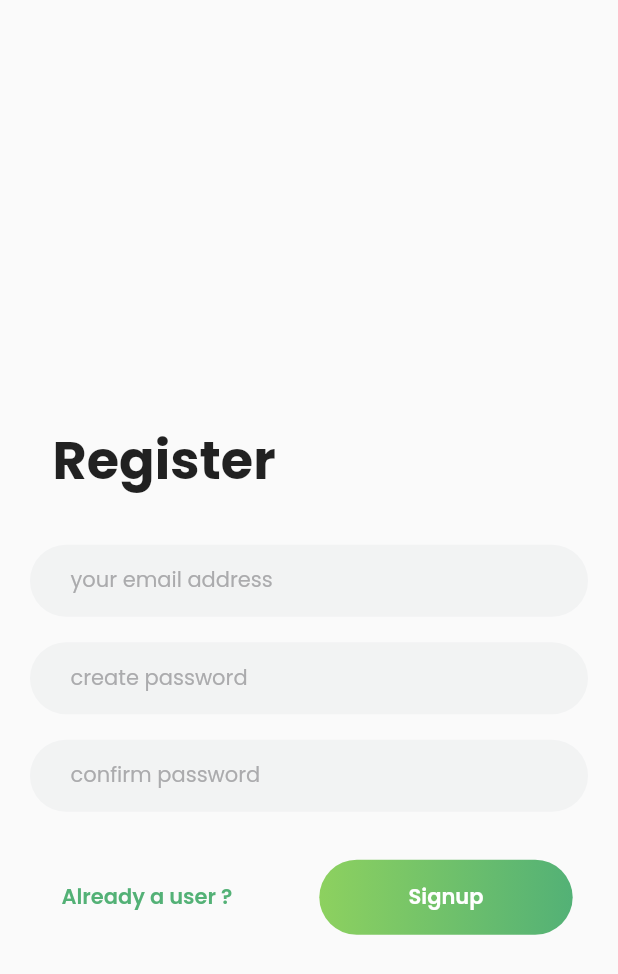
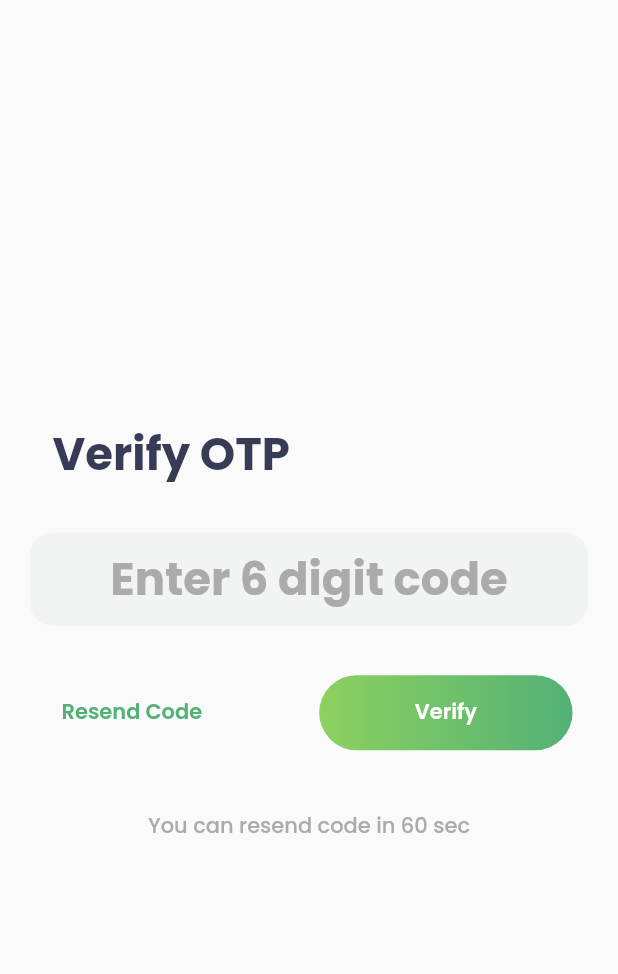
Before and after one commit to Tarunvegi-dev/OneTime, a Flutter app: the RegisterScreen screen opened by its route, after a tap on "Already a user ?", after a tap on "Create account", after a tap on "Signup", on a phone screen of 412 x 824 dp. Shown: the top 974 px of the screen. Run offline on Flutter 3.47's test engine with Material 2 defaults, Android fonts, the phone set to English and light mode, and no system bars; our stand-ins replace google_fonts, hexcolor, page_transition.

Commit message:
upto otpverification

```diff
--- a/lib/main.dart
+++ b/lib/main.dart
@@ -1,4 +1,5 @@
 import 'package:flutter/material.dart';
+import 'package:onetime/screens/otpVerificationScreen/otp_verification_screen.dart';
 import './screens/screens.dart';
 
 void main() {
@@ -15,7 +16,8 @@ class MyApp extends StatelessWidget {
       home: const Introscreen(),
       routes: {
         RegisterScreen.routeName: (context) => const RegisterScreen(),
-        LoginScreen.routeName: (context) => const LoginScreen()
+        LoginScreen.routeName: (context) => const LoginScreen(),
+        OtpVerificationScreen.routeName: (context) => const OtpVerificationScreen()
       },
     );
   }
--- a/lib/screens/loginScreen/login_screen.dart
+++ b/lib/screens/loginScreen/login_screen.dart
@@ -28,6 +28,7 @@ class LoginScreen extends StatelessWidget {
                 style: GoogleFonts.poppins(
                   fontSize: 35,
                   fontWeight: FontWeight.bold,
+                  color: HexColor('373B55')
                 ),
               ),
             ),
--- /dev/null
+++ b/lib/screens/otpVerificationScreen/otp_verification_screen.dart
@@ -0,0 +1,143 @@
+import 'package:flutter/cupertino.dart';
+import 'package:flutter/material.dart';
+import 'package:google_fonts/google_fonts.dart';
+import 'package:hexcolor/hexcolor.dart';
+
+class OtpVerificationScreen extends StatelessWidget {
+  const OtpVerificationScreen({Key? key}) : super(key: key);
+
+  static const routeName = '/otpVerification';
+
+  @override
+  Widget build(BuildContext context) {
+    return Scaffold(
+        resizeToAvoidBottomInset: false,
+        body: Column(
+          crossAxisAlignment: CrossAxisAlignment.stretch,
+          children: [
+            SizedBox(
+              height: MediaQuery.of(context).size.height * 34 / 100,
+            ),
+            Container(
+              margin: const EdgeInsets.only(left: 35),
+              child: Text(
+                'Verify OTP',
+                style: GoogleFonts.poppins(
+                  fontSize: 30,
+                  fontWeight: FontWeight.bold,
+                  color: HexColor('373B55')
+                ),
+              ),
+            ),
+            const SizedBox(
+              height: 30,
+            ),
+            Container(
+              margin: const EdgeInsets.only(
+                left: 20,
+                right: 20,
+              ),
+              height: 65,
+              child: TextField(
+                cursorColor: HexColor('373B55'),
+                textAlign: TextAlign.center,
+                style: GoogleFonts.poppins(
+                  color: HexColor('373B55'),
+                  fontSize: 22,
+                  fontWeight: FontWeight.bold,
+                ),
+                decoration: InputDecoration(
+                  hintText: "Enter 6 digit code",
+                  hintStyle: GoogleFonts.poppins(
+                    color: const Color.fromARGB(255, 171, 171, 173),
+                    fontSize: 30,
+                    fontWeight: FontWeight.bold,
+                  ),
+                  enabledBorder: OutlineInputBorder(
+                    borderSide: const BorderSide(
+                      color: Color(0x00000000),
+                      width: 1,
+                    ),
+                    borderRadius: BorderRadius.circular(15),
+                  ),
+                  focusedBorder: OutlineInputBorder(
+                    borderSide: const BorderSide(
+                      color: Color(0x00000000),
+                      width: 1,
+                    ),
+                    borderRadius: BorderRadius.circular(15),
+                  ),
+                  filled: true,
+                  fillColor: const Color.fromARGB(63, 217, 220, 223),
+                  contentPadding: const EdgeInsets.only(
+                    top: 17,
+                  ),
+                ),
+              ),
+            ),
+            const SizedBox(
+              height: 30,
+            ),
+            Container(
+              margin: const EdgeInsets.only(
+                left: 33,
+              ),
+              child: Row(
+                children: [
+                  TextButton(
+                    onPressed: () {},
+                    child: Text(
+                      'Resend Code',
+                      style: GoogleFonts.poppins(
+                        color: HexColor('53B176'),
+                        fontWeight: FontWeight.w600,
+                        fontSize: 14,
+                      ),
+                    ),
+                  ),
+                  const SizedBox(
+                    width: 70,
+                  ),
+                  Container(
+                    width: MediaQuery.of(context).size.width * 41 / 100,
+                    height: 50,
+                    decoration: BoxDecoration(
+                      borderRadius: BorderRadius.circular(50),
+                      gradient: const LinearGradient(
+                        colors: [
+                          Color.fromARGB(255, 141, 209, 95),
+                          Color.fromARGB(255, 83, 177, 118)
+                        ],
+                      ),
+                    ),
+                    child: TextButton(
+                      onPressed: () {
+                        Navigator.of(context)
+                            .pushNamed(OtpVerificationScreen.routeName);
+                      },
+                      child: Text(
+                        'Verify',
+                        style: GoogleFonts.poppins(
+                          color: const Color.fromARGB(255, 255, 255, 255),
+                          fontWeight: FontWeight.w600,
+                          fontSize: 14,
+                        ),
+                      ),
+                    ),
+                  )
+                ],
+              ),
+            ),
+            const SizedBox(
+              height: 40,
+            ),
+            Text(
+              'You can resend code in 60 sec',
+              textAlign: TextAlign.center,
+              style: GoogleFonts.poppins(
+                  color: HexColor('ABABAD'), fontWeight: FontWeight.w500),
+            ),
+          ],
+        ));
+  }
+}
--- a/lib/screens/registerScreen/register_screen.dart
+++ b/lib/screens/registerScreen/register_screen.dart
@@ -29,6 +29,7 @@ class RegisterScreen extends StatelessWidget {
                 style: GoogleFonts.poppins(
                   fontSize: 35,
                   fontWeight: FontWeight.bold,
+                  color: HexColor('373B55')
                 ),
               ),
             ),
@@ -186,7 +187,9 @@ class RegisterScreen extends StatelessWidget {
                       ),
                     ),
                     child: TextButton(
-                      onPressed: () {},
+                      onPressed: () {
+                        Navigator.of(context).pushNamed(OtpVerificationScreen.routeName);
+                      },
                       child: Text(
                         'Signup',
                         style: GoogleFonts.poppins(
--- a/lib/screens/screens.dart
+++ b/lib/screens/screens.dart
@@ -1,3 +1,4 @@
 export './introScreen/intro_screen.dart';
 export './registerScreen/register_screen.dart';
 export './loginScreen/login_screen.dart';
+export './otpVerificationScreen/otp_verification_screen.dart';
```
